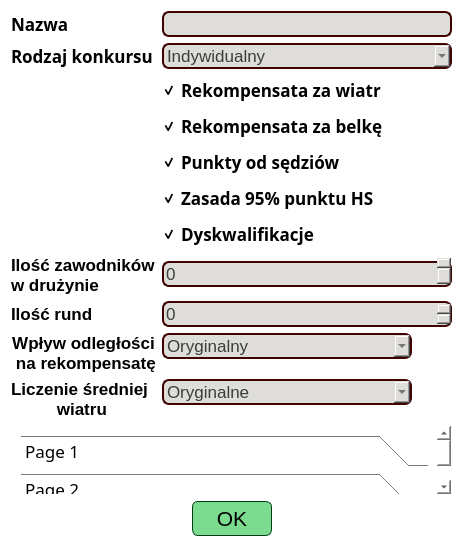
SiekamCebule/sj-sim, file source/UI/EditorWidgets/CompetitionRulesEditorWidget.ui: the form before one commit.
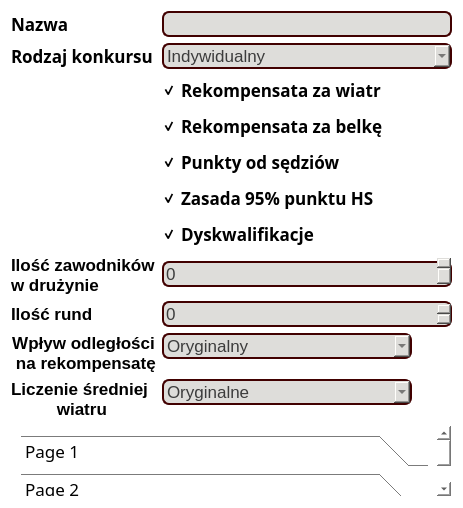
The form after the commit.

The edit to the form file:
```diff
--- a/source/UI/EditorWidgets/CompetitionRulesEditorWidget.ui
+++ b/source/UI/EditorWidgets/CompetitionRulesEditorWidget.ui
@@ -487,72 +487,6 @@
      </widget>
     </widget>
    </item>
-   <item>
-    <layout class="QHBoxLayout" name="horizontalLayout">
-     <item>
-      <spacer name="horizontalSpacer">
-       <property name="orientation">
-        <enum>Qt::Horizontal</enum>
-       </property>
-       <property name="sizeHint" stdset="0">
-        <size>
-         <width>40</width>
-         <height>20</height>
-        </size>
-       </property>
-      </spacer>
-     </item>
-     <item>
-      <widget class="QPushButton" name="pushButton_submit">
-       <property name="minimumSize">
-        <size>
-         <width>80</width>
-         <height>35</height>
-        </size>
-       </property>
-       <property name="font">
-        <font>
-         <family>Ubuntu</family>
-         <pointsize>16</pointsize>
-        </font>
-       </property>
-       <property name="focusPolicy">
-        <enum>Qt::StrongFocus</enum>
-       </property>
-       <property name="styleSheet">
-        <string notr="true">QPushButton{
-border: 1px solid rgb(0, 59, 23);
-border-radius: 6px;
-color: rgb(0, 0, 0);
-background-color: rgb(123, 220, 144);
-}
-QPushButton:hover{
-background-color: rgb(153, 253, 174);
-}</string>
-       </property>
-       <property name="text">
-        <string>OK</string>
-       </property>
-       <property name="default">
-        <bool>true</bool>
-       </property>
-      </widget>
-     </item>
-     <item>
-      <spacer name="horizontalSpacer_2">
-       <property name="orientation">
-        <enum>Qt::Horizontal</enum>
-       </property>
-       <property name="sizeHint" stdset="0">
-        <size>
-         <width>40</width>
-         <height>20</height>
-        </size>
-       </property>
-      </spacer>
-     </item>
-    </layout>
-   </item>
   </layout>
  </widget>
  <resources/>
```
